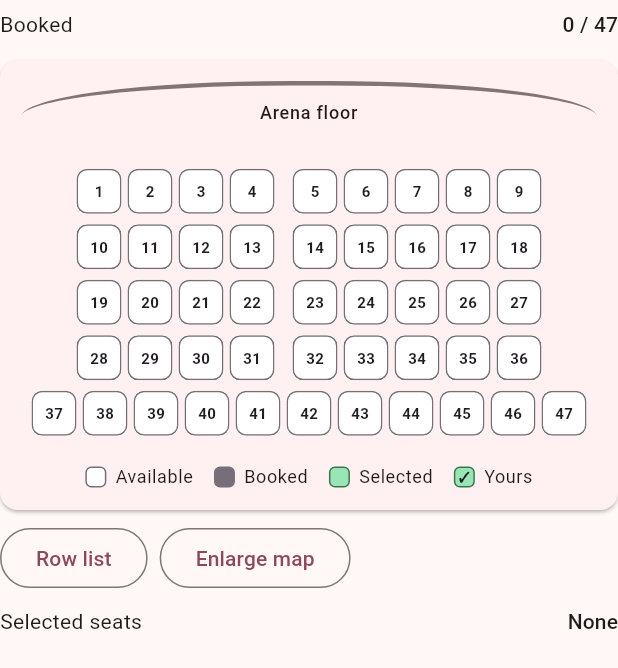
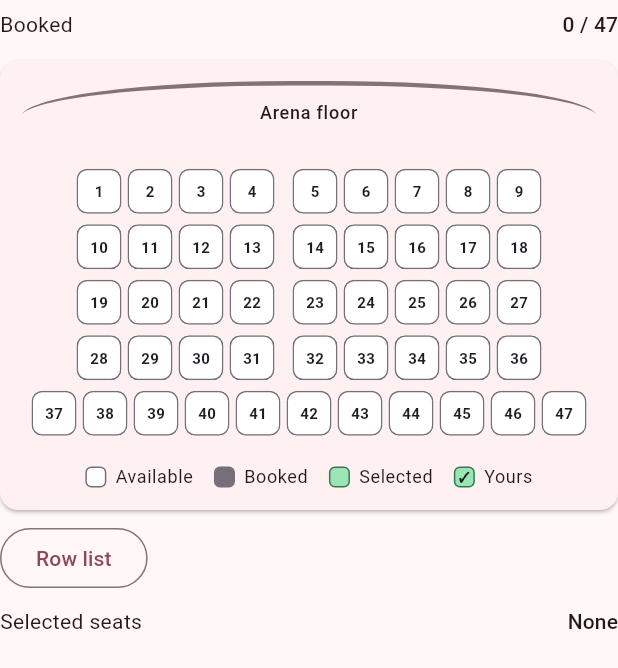
Before and after one commit to bavlymo1/Arena-E-Commerce, a Flutter app: the SeatMapView widget shown alone on an empty page, opened directly, on a phone screen of 412 x 824 dp. Shown: the top 668 px of the screen. Run offline on Flutter 3.47's test engine with Material 3 defaults, Android fonts, the phone set to English and light mode, and no system bars; our stand-ins replace equatable, flutter_bloc, get_it, go_router.

Commit message:
Restore accessible seat actions and remove enlarged map overflow

```diff
--- a/lib/shared/seating/widgets/seat_map_view.dart
+++ b/lib/shared/seating/widgets/seat_map_view.dart
@@ -29,7 +29,6 @@ class SeatMapView extends StatefulWidget {
     this.seatSelectorBuilder,
     this.selectedSummaryBuilder,
     this.initialListMode = false,
-    this.initialEnlarged = false,
     this.initialRow = 1,
     super.key,
   });
@@ -48,7 +47,6 @@ class SeatMapView extends StatefulWidget {
   final SeatTileSelectorBuilder? seatSelectorBuilder;
   final WidgetBuilder? selectedSummaryBuilder;
   final bool initialListMode;
-  final bool initialEnlarged;
   final int initialRow;
 
   @override
@@ -57,7 +55,6 @@ class SeatMapView extends StatefulWidget {
 
 class _SeatMapViewState extends State<SeatMapView> {
   late bool _listMode = widget.initialListMode;
-  late bool _enlarged = widget.initialEnlarged;
   late int _selectedRow = widget.initialRow.clamp(1, SeatLayout.rowCount);
 
   int get _bookedTotal =>
@@ -78,7 +75,6 @@ class _SeatMapViewState extends State<SeatMapView> {
         readOnly: widget.vendorMode,
         busy: isBusy,
         listMode: _listMode,
-        enlarged: _enlarged,
       );
     }
 
@@ -97,12 +93,12 @@ class _SeatMapViewState extends State<SeatMapView> {
   }
 
   Widget _buildGridRow(BuildContext context, SeatRowSpec row) {
-    final spacing = _enlarged ? 5.0 : 4.0;
-    final aisleWidth = _enlarged ? 18.0 : 12.0;
+    const spacing = 4.0;
+    const aisleWidth = 12.0;
 
     return Padding(
       key: ValueKey<String>('seat-grid-row-${row.rowNumber}'),
-      padding: EdgeInsets.symmetric(vertical: _enlarged ? 4.5 : 3.5),
+      padding: const EdgeInsets.symmetric(vertical: 3.5),
       child: Row(
         mainAxisSize: MainAxisSize.min,
         mainAxisAlignment: MainAxisAlignment.center,
@@ -159,16 +155,6 @@ class _SeatMapViewState extends State<SeatMapView> {
             style: Theme.of(context).textTheme.labelMedium,
           ),
         ),
-        if (_enlarged)
-          SingleChildScrollView(
-            key: const ValueKey<String>('seat-map-enlarged-scroll'),
-            scrollDirection: Axis.horizontal,
-            child: Padding(
-              padding: const EdgeInsets.symmetric(horizontal: 4, vertical: 4),
-              child: gridColumn,
-            ),
-          )
-        else
         LayoutBuilder(
           builder: (context, constraints) {
             return ConstrainedBox(
@@ -363,12 +349,6 @@ class _SeatMapViewState extends State<SeatMapView> {
               onPressed: () => setState(() => _listMode = !_listMode),
               child: Text(_listMode ? 'Show map' : 'Row list'),
             ),
-            if (!_listMode)
-              OutlinedButton(
-                key: const ValueKey<String>('seat-zoom-toggle'),
-                onPressed: () => setState(() => _enlarged = !_enlarged),
-                child: Text(_enlarged ? 'Fit map' : 'Enlarge map'),
-              ),
           ],
         ),
         if (!widget.vendorMode) ...<Widget>[
--- a/lib/shared/seating/widgets/seat_tile.dart
+++ b/lib/shared/seating/widgets/seat_tile.dart
@@ -24,7 +24,6 @@ class SeatTile extends StatelessWidget {
     this.readOnly = false,
     this.busy = false,
     this.listMode = false,
-    this.enlarged = false,
     super.key,
   });
 
@@ -34,7 +33,6 @@ class SeatTile extends StatelessWidget {
   final bool readOnly;
   final bool busy;
   final bool listMode;
-  final bool enlarged;
 
   bool get _canTap =>
       !readOnly && !busy && status.isInteractive && onTap != null;
@@ -95,10 +93,9 @@ class SeatTile extends StatelessWidget {
         ),
       );
     } else {
-      final size = enlarged ? 44.0 : 30.0;
       content = SizedBox(
-        width: size,
-        height: size,
+        width: 30,
+        height: 30,
         child: Center(
           child: FittedBox(
             fit: BoxFit.scaleDown,
@@ -108,7 +105,7 @@ class SeatTile extends StatelessWidget {
                 tileText,
                 style: TextStyle(
                   color: ink,
-                  fontSize: enlarged ? 12 : 10,
+                  fontSize: 10,
                   fontWeight: isSelected || isMine
                       ? FontWeight.w700
                       : FontWeight.w600,
@@ -126,11 +123,12 @@ class SeatTile extends StatelessWidget {
       enabled: _canTap,
       selected: isSelected,
       label: label,
+      onTap: _canTap ? () => onTap!(seatNumber) : null,
       excludeSemantics: true,
       child: Material(
         color: fill,
         shape: RoundedRectangleBorder(
-          borderRadius: BorderRadius.circular(listMode || enlarged ? 10 : 7),
+          borderRadius: BorderRadius.circular(listMode ? 10 : 7),
           side: BorderSide(color: border, width: borderWidth),
         ),
         clipBehavior: Clip.antiAlias,
```
Also changed, not shown: 1 other file. Lines whose indentation alone changed are shown as unchanged.
